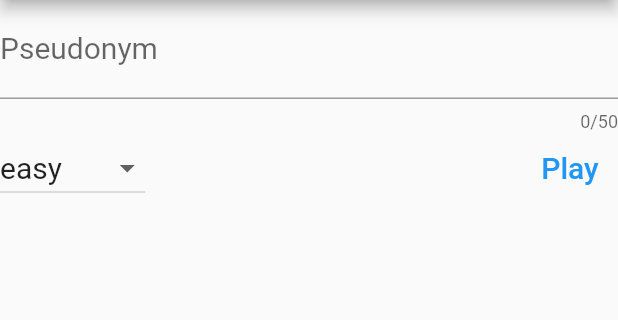
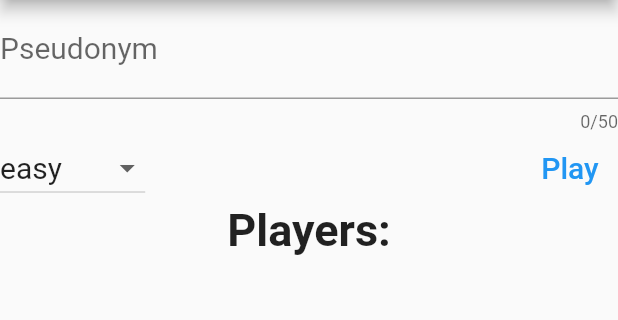
Before and after one commit to flutter-preview/dvquentincarrel-flutter_info1, a Flutter app: the screen it shows after launch, after a tap on "Play", on a phone screen of 412 x 824 dp, the part 84-404 px from its top. Run offline on Flutter 3.47's test engine with Material 2 defaults, Android fonts, the phone set to English and light mode, and no system bars; our stand-ins replace flutter_riverpod, localstorage.

Commit message:
God only knows what happened here

```diff
--- a/lib/main.dart
+++ b/lib/main.dart
@@ -1,9 +1,10 @@
 import 'package:demineur/screens/home_screen.dart';
 import 'package:flutter/material.dart';
 import 'package:flutter_riverpod/flutter_riverpod.dart';
+import 'package:localstorage/localstorage.dart';
 
 void main() {
-  runApp(const ProviderScope(child:DemineurApp()));
+	runApp(const ProviderScope(child:DemineurApp()));
 }
 
 class DemineurApp extends StatelessWidget {
--- a/lib/models/modele.dart
+++ b/lib/models/modele.dart
@@ -116,7 +116,6 @@ class Grille {
   // Met à jour la grille en fonction du coup joué
     void mettreAJour(Coup coup) {
         if(isFinie()) {
-            print('Game over');
             return;
         }
         Case chosenCase = getCase(coup.coordonnees);
@@ -136,7 +135,6 @@ class Grille {
             }
         }
     }
-    print('You won');
     return true;
   }
 
@@ -146,7 +144,6 @@ class Grille {
         for(int y = 0; y < taille; y++) {
             Case curCase = getCase(Coordonnees(y, x));
             if(curCase.decouverte && curCase.minee) {
-                print('You lost');
                 return true;
             }
         }
--- a/lib/providers/player.dart
+++ b/lib/providers/player.dart
@@ -1,27 +1,46 @@
 import 'package:flutter_riverpod/flutter_riverpod.dart';
+import 'package:localstorage/localstorage.dart';
 import 'dart:math';
 
-// Holds the player's name
-// TODO: see if most minimal way to do this
-final playerProvider = StateNotifierProvider<PlayerState, String>((ref) => PlayerState());
+final playerProvider = StateNotifierProvider<playerState, Map>((ref) => playerState());
+class playerState extends StateNotifier<Map> {
+		late LocalStorage storage;
 
-class PlayerState extends StateNotifier<String> {
-    PlayerState() : super('');
-    void setName(String text) => state = text;
-    void debug() => print(state);
+		playerState(): super({}) {
+			storage = LocalStorage("flutter_data.json");
+			storage.ready.then((ready) {
+				if(ready) {
+					state = storage.getItem("players");
+				} else {
+					throw Error();
+				}
+			});
+		}
+
+		// Attempts to load a player. Adds them if they don't exist
+		int loadPlayer(String player){
+			if(!state.containsKey(player)) {
+				state[player] = 0;
+				storage.setItem("players", state);
+			}
+			int score = state[player]!;
+			storage.setItem("lastPlayer", player);
+			state = {...state};
+			return score;
+		}
+
+		String getLastPlayer(){
+			String lastplayer = storage.getItem("lastPlayer");
+			return lastplayer;
+		}
+
+		void updateScore(String name, int score){
+			state[name] = max(state[name] as int, score);
+			storage.setItem("players", state);
+			state = {...state};
+		}
 }
 
-final scoreProvider = StateNotifierProvider<ScoreState, Map<String, int>>((ref) => ScoreState());
+final storeProvider = Provider<LocalStorage>((ref) => LocalStorage("flutter_data.json"));
 
-class ScoreState extends StateNotifier<Map<String, int>> {
-    ScoreState(): super({});
-    void updateScore(String name, int score){
-        if(!state.containsKey(name)){
-            state[name] = score;
-        } else {
-            state[name] = max(state[name]!, score);
-        }
-        state = {...state};
-    }
-
-}
+final curPlayerProvider = StateProvider<String>((ref) => ref.read(playerProvider.notifier).getLastPlayer());
--- a/lib/screens/home_screen.dart
+++ b/lib/screens/home_screen.dart
@@ -25,18 +25,24 @@ class _HomeScreen extends ConsumerState<HomeScreen> {
     late String playerName;
     late difficulty.Difficulty diff;
 
+    late Map players;
+
+		@override
+		void initState(){
+			super.initState();
+      ctrl = TextEditingController();
+			ref.read(playerProvider.notifier).storage.ready.then((ready) {
+				playerName = ref.read(playerProvider.notifier).getLastPlayer();
+				ctrl.text = playerName;
+			});
+		}
+
     @override
     Widget build(BuildContext context) {
 
-      playerName = ref.watch(playerProvider);
+			Map players = ref.watch(playerProvider);
+			Future storageFuture = ref.watch(playerProvider.notifier).storage.ready;
       diff = difficulty.Difficulty(chosenDiff);
-
-      ctrl = TextEditingController();
-      ctrl.text = playerName;
-      ctrl.selection = TextSelection.fromPosition(TextPosition(offset: playerName.length));
-      ctrl.addListener(() {
-        ref.watch(playerProvider.notifier).setName(ctrl.text);
-      });
 
       final List<difficulty.Level> options = [for (difficulty.Level level in difficulty.Level.values) level];
 
@@ -44,7 +50,15 @@ class _HomeScreen extends ConsumerState<HomeScreen> {
       appBar: AppBar(
         title: Text(ref.read(barText))
       ),
-      body: Center(
+      body: FutureBuilder(
+				future: storageFuture,
+				builder: ((context, future) {
+					if(future.hasError) {
+						throw Error();
+					} else if(!future.hasData) {
+						return const Text("Loading page...");
+					}
+					return Center(
 						child: Column(
 							children: [
 								SizedBox(
@@ -78,6 +92,7 @@ class _HomeScreen extends ConsumerState<HomeScreen> {
 													}
 													setState(() {
 														chosenDiff = value;
+														playerName = ctrl.text;
 													});
 												},
 											),
@@ -87,23 +102,49 @@ class _HomeScreen extends ConsumerState<HomeScreen> {
 													"Play",
 													style: TextStyle(fontSize: 20.0),
 												),
-                    onPressed: () => {
+												onPressed: () {
 													//widget.changeName(ctrl.text),
-                      if(ctrl.text != ""){
+													if(ctrl.text != "") {
+														ref.read(playerProvider.notifier).loadPlayer(ctrl.text);
+														ref.read(curPlayerProvider.notifier).state = ctrl.text;
 														Navigator.of(context).push(
 															MaterialPageRoute(builder: (context) =>
 																GridScreen(gridSize: diff.taille, nbMines: diff.nbMines,)
 															)
-                        )
+														);
 													}
 												},
 											),
 										]
 									)
-            )
+								),
+								ScoreBoard()
 							]
 						)
+					);
+				})
 			)
       );
     }
 }
+
+// Making it stateful and reusing "players" from homescreen prevented update after 2 player changes for some reason
+class ScoreBoard extends ConsumerWidget {
+
+	@override
+	Widget build(BuildContext context, WidgetRef ref) {
+		Map players = ref.watch(playerProvider);
+		return Column(
+			children: [
+				const Text(
+					"Players:",
+					style: TextStyle(fontSize: 30.0, fontWeight: FontWeight.bold),
+				),
+				...players.entries.map((entry) => Text(
+					"${entry.key}:    ${entry.value}",
+					style: const TextStyle(fontSize: 20.0),
+				)).toList()
+			]
+		);
+	}
+}
```
Also changed, not shown: lib/providers/game.dart (+2 -12 lines), lib/screens/game_screen.dart (+12 -13 lines), lib/screens/results_screen.dart (+6 -6 lines), lib/widgets/sweeper.dart (+9 -7 lines). Lines whose indentation alone changed are shown as unchanged.
